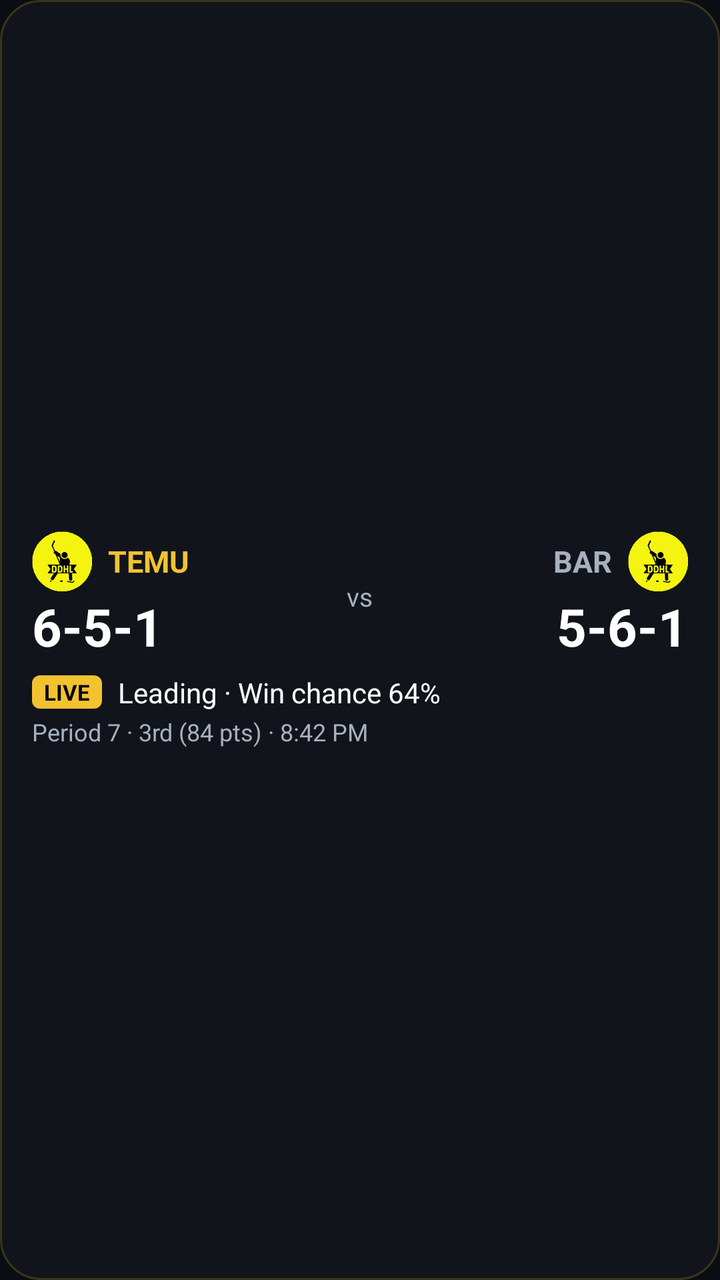
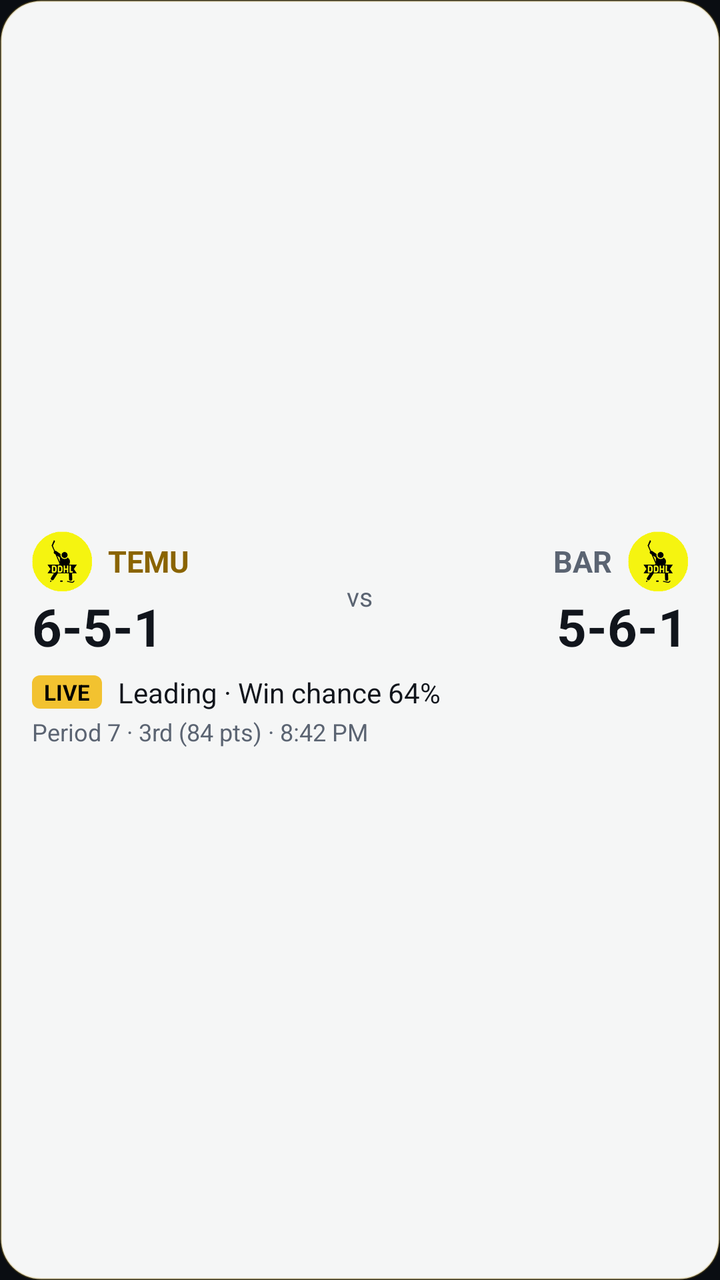

The first picture is an Android layout as it rendered before a commit; the second is the same layout after the commit. The layout source and the unified diff follow.
<!-- AndroidManifest.xml: application theme Theme.DDHL -->
<!-- res/layout/widget_preview.xml -->
﻿<?xml version="1.0" encoding="utf-8"?>
<LinearLayout xmlns:android="http://schemas.android.com/apk/res/android"
    android:id="@+id/w_root"
    android:layout_width="match_parent"
    android:layout_height="match_parent"
    android:background="@drawable/widget_bg"
    android:gravity="center_vertical"
    android:orientation="vertical"
    android:paddingHorizontal="16dp"
    android:paddingVertical="12dp">

    <LinearLayout
        android:layout_width="match_parent"
        android:layout_height="wrap_content"
        android:gravity="center_vertical"
        android:orientation="horizontal">

                <LinearLayout
            android:layout_width="0dp"
            android:layout_height="wrap_content"
            android:layout_weight="1"
            android:orientation="vertical">

            <LinearLayout
                android:layout_width="wrap_content"
                android:layout_height="wrap_content"
                android:gravity="center_vertical"
                android:orientation="horizontal">

                <ImageView
                    android:id="@+id/w_me_logo"
                    android:layout_width="30dp"
                    android:layout_height="30dp"
                    android:layout_marginEnd="8dp"
                    android:scaleType="fitCenter"
                    android:src="@mipmap/ic_launcher"
                    android:visibility="visible" />

                <TextView
                    android:id="@+id/w_me"
                android:text="TEMU"
                    android:layout_width="wrap_content"
                    android:layout_height="wrap_content"
                    android:maxLines="1"
                    android:textColor="@color/ddhl_yellow"
                    android:textSize="15sp"
                    android:textStyle="bold" />
            </LinearLayout>

            <TextView
                android:id="@+id/w_me_rec"
                android:text="6-5-1"
                android:layout_width="wrap_content"
                android:layout_height="wrap_content"
                android:textColor="@color/ddhl_text"
                android:textSize="26sp"
                android:textStyle="bold" />
        </LinearLayout>

        <TextView
            android:layout_width="wrap_content"
            android:layout_height="wrap_content"
            android:layout_marginHorizontal="6dp"
            android:text="vs"
            android:textColor="@color/ddhl_muted"
            android:textSize="13sp" />

                <LinearLayout
            android:layout_width="0dp"
            android:layout_height="wrap_content"
            android:layout_weight="1"
            android:gravity="end"
            android:orientation="vertical">

            <LinearLayout
                android:layout_width="wrap_content"
                android:layout_height="wrap_content"
                android:gravity="center_vertical"
                android:orientation="horizontal">

                <TextView
                    android:id="@+id/w_opp"
                android:text="BAR"
                    android:layout_width="wrap_content"
                    android:layout_height="wrap_content"
                    android:maxLines="1"
                    android:textColor="@color/ddhl_muted"
                    android:textSize="15sp"
                    android:textStyle="bold" />

                <ImageView
                    android:id="@+id/w_opp_logo"
                    android:layout_width="30dp"
                    android:layout_height="30dp"
                    android:layout_marginStart="8dp"
                    android:scaleType="fitCenter"
                    android:src="@mipmap/ic_launcher"
                    android:visibility="visible" />
            </LinearLayout>

            <TextView
                android:id="@+id/w_opp_rec"
                android:text="5-6-1"
                android:layout_width="wrap_content"
                android:layout_height="wrap_content"
                android:textColor="@color/ddhl_text"
                android:textSize="26sp"
                android:textStyle="bold" />
        </LinearLayout>
    </LinearLayout>

    <LinearLayout
        android:layout_width="match_parent"
        android:layout_height="wrap_content"
        android:layout_marginTop="6dp"
        android:gravity="center_vertical"
        android:orientation="horizontal">

        <TextView
            android:id="@+id/w_live"
            android:layout_width="wrap_content"
            android:layout_height="wrap_content"
            android:layout_marginEnd="8dp"
            android:background="@drawable/widget_live_bg"
            android:paddingHorizontal="6dp"
            android:paddingVertical="1dp"
            android:text="LIVE"
            android:textColor="#000000"
            android:textSize="11sp"
            android:textStyle="bold"
            android:visibility="visible" />

        <TextView
            android:id="@+id/w_status"
                android:text="Leading · Win chance 64%"
            android:layout_width="0dp"
            android:layout_height="wrap_content"
            android:layout_weight="1"
            android:ellipsize="end"
            android:maxLines="1"
            android:textColor="@color/ddhl_text"
            android:textSize="14sp" />
    </LinearLayout>

    <TextView
        android:id="@+id/w_footer"
                android:text="Period 7 · 3rd (84 pts) · 8:42 PM"
        android:layout_width="match_parent"
        android:layout_height="wrap_content"
        android:layout_marginTop="2dp"
        android:ellipsize="end"
        android:maxLines="1"
        android:textColor="@color/ddhl_muted"
        android:textSize="12sp" />
</LinearLayout>
<!-- resources referenced by this layout -->
<resources>
  <color name="ddhl_muted">#A7B0BE</color>
  <color name="ddhl_text">#FFFFFF</color>
  <color name="ddhl_yellow">#F2C230</color>
  <!-- drawable widget_bg (drawable) -->
  <?xml version="1.0" encoding="utf-8"?>
  <shape xmlns:android="http://schemas.android.com/apk/res/android" android:shape="rectangle">
      <solid android:color="#F011151C" />
      <corners android:radius="20dp" />
      <stroke android:width="1dp" android:color="#33F2C230" />
  </shape>
  <!-- drawable widget_live_bg (drawable) -->
  <?xml version="1.0" encoding="utf-8"?>
  <shape xmlns:android="http://schemas.android.com/apk/res/android" android:shape="rectangle">
      <solid android:color="#F2C230" />
      <corners android:radius="4dp" />
  </shape>
  <!-- mipmap ic_launcher: png bitmap (mipmap-hdpi, 2896 bytes) -->
  <style name="Theme.DDHL" parent="Theme.AppCompat.DayNight.NoActionBar">
          <item name="colorPrimary">#11151C</item>
          <item name="colorPrimaryDark">#0A0D12</item>
          <item name="colorAccent">#F2C230</item>
          <item name="android:statusBarColor">#0A0D12</item>
          <item name="android:navigationBarColor">#0A0D12</item>
          <item name="android:windowBackground">@color/ddhl_bg</item>
      </style>
  <color name="ddhl_bg">#0A0D12</color>
</resources>

<!-- the commit's change to res/layout/widget_preview.xml (unified diff, before → after) -->
@@ -1,4 +1,4 @@
-﻿<?xml version="1.0" encoding="utf-8"?>
+<?xml version="1.0" encoding="utf-8"?>
 <LinearLayout xmlns:android="http://schemas.android.com/apk/res/android"
     android:id="@+id/w_root"
     android:layout_width="match_parent"
@@ -42,7 +42,7 @@
                     android:layout_width="wrap_content"
                     android:layout_height="wrap_content"
                     android:maxLines="1"
-                    android:textColor="@color/ddhl_yellow"
+                    android:textColor="@color/w_accent"
                     android:textSize="15sp"
                     android:textStyle="bold" />
             </LinearLayout>
@@ -52,7 +52,7 @@
                 android:text="6-5-1"
                 android:layout_width="wrap_content"
                 android:layout_height="wrap_content"
-                android:textColor="@color/ddhl_text"
+                android:textColor="@color/w_text"
                 android:textSize="26sp"
                 android:textStyle="bold" />
         </LinearLayout>
@@ -62,7 +62,7 @@
             android:layout_height="wrap_content"
             android:layout_marginHorizontal="6dp"
             android:text="vs"
-            android:textColor="@color/ddhl_muted"
+            android:textColor="@color/w_muted"
             android:textSize="13sp" />
 
                 <LinearLayout
@@ -84,7 +84,7 @@
                     android:layout_width="wrap_content"
                     android:layout_height="wrap_content"
                     android:maxLines="1"
-                    android:textColor="@color/ddhl_muted"
+                    android:textColor="@color/w_muted"
                     android:textSize="15sp"
                     android:textStyle="bold" />
 
@@ -103,7 +103,7 @@
                 android:text="5-6-1"
                 android:layout_width="wrap_content"
                 android:layout_height="wrap_content"
-                android:textColor="@color/ddhl_text"
+                android:textColor="@color/w_text"
                 android:textSize="26sp"
                 android:textStyle="bold" />
         </LinearLayout>
@@ -138,7 +138,7 @@
             android:layout_weight="1"
             android:ellipsize="end"
             android:maxLines="1"
-            android:textColor="@color/ddhl_text"
+            android:textColor="@color/w_text"
             android:textSize="14sp" />
     </LinearLayout>
 
@@ -150,6 +150,6 @@
         android:layout_marginTop="2dp"
         android:ellipsize="end"
         android:maxLines="1"
-        android:textColor="@color/ddhl_muted"
+        android:textColor="@color/w_muted"
         android:textSize="12sp" />
 </LinearLayout>
<!-- resource entries referenced after the edit -->
@@ -1,14 +1,14 @@
 <!-- resources referenced by this layout -->
 <resources>
-  <color name="ddhl_muted">#A7B0BE</color>
-  <color name="ddhl_text">#FFFFFF</color>
-  <color name="ddhl_yellow">#F2C230</color>
+  <color name="w_accent">#8A6400</color>
+  <color name="w_muted">#5B6472</color>
+  <color name="w_text">#11151C</color>
   <!-- drawable widget_bg (drawable) -->
   <?xml version="1.0" encoding="utf-8"?>
   <shape xmlns:android="http://schemas.android.com/apk/res/android" android:shape="rectangle">
-      <solid android:color="#F011151C" />
+      <solid android:color="@color/w_bg" />
       <corners android:radius="20dp" />
-      <stroke android:width="1dp" android:color="#33F2C230" />
+      <stroke android:width="1dp" android:color="@color/w_border" />
   </shape>
   <!-- drawable widget_live_bg (drawable) -->
   <?xml version="1.0" encoding="utf-8"?>
@@ -25,6 +25,8 @@
           <item name="android:navigationBarColor">#0A0D12</item>
           <item name="android:windowBackground">@color/ddhl_bg</item>
       </style>
+  <color name="w_bg">#F5FFFFFF</color>
+  <color name="w_border">#40B08A1A</color>
   <color name="ddhl_bg">#0A0D12</color>
 </resources>
 
